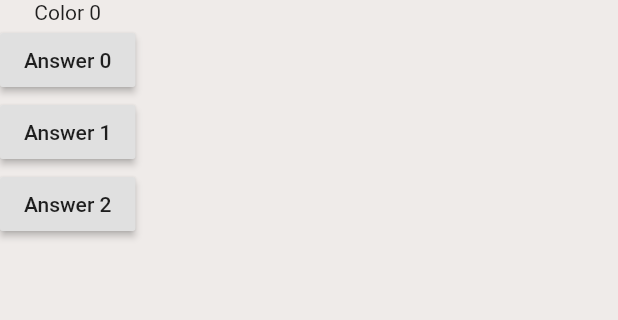
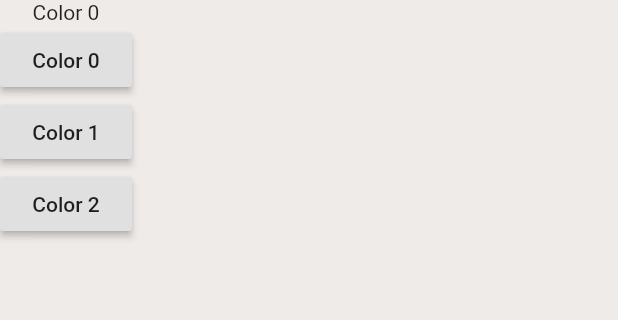
Before and after one commit to Anotheroption4726/flutter_firebase, a Flutter app: the screen it shows once a user with an empty profile is signed in, on a phone screen of 412 x 824 dp, the part 84-404 px from its top. Run offline on Flutter 3.47's test engine with Material 2 defaults, Android fonts, the phone set to English and light mode, and no system bars; our stand-ins replace firebase_auth; accounts and stored records are empty.

Commit message:
Color picker console

```diff
--- a/lib/screens/home/home.dart
+++ b/lib/screens/home/home.dart
@@ -1,8 +1,6 @@
 import 'package:flutter/material.dart';
 import 'package:flutter_firebase/services/auth.dart';
 
-//////////////////////////////////////////
-///
 class Home extends StatefulWidget{
   @override
   State<StatefulWidget> createState()
@@ -10,46 +8,33 @@ class Home extends StatefulWidget{
     return HomeState();
   }
 }
-///
-//////////////////////////////////////////
 
 class HomeState extends State<Home> {
 
   final AuthService _auth = AuthService();
 
-//////////////////////////////////////////
-///
-  int questionIndex = 0;
+  int colorIndex = 0;
 
-  var questions =
+  var colorChoice =
   [
     'Color 0',
     'Color 1',
     'Color 2'
   ];
-///
-//////////////////////////////////////////
 
   @override
   Widget build(BuildContext context) {
 
-//////////////////////////////////////////
-///
-    void answerQuestion()
-    {
-      print("color 0 chosen!");
-
-      if(questionIndex < 1)
+    void pickColor(int colorChosen)
     {
       setState(()
       {
-          questionIndex += 1;
-          print(questionIndex);
+        colorIndex = colorChosen;
+        print("$colorChoice[$colorIndex] chosen!");
+        //print(questionIndex);
       });
     }
-    }
-///
-/////////////////////////////////////////
+
     return Scaffold(
       backgroundColor: Colors.brown[50],
       appBar: AppBar(
@@ -67,30 +52,23 @@ class HomeState extends State<Home> {
           )
         ],
       ),
-
-/////////////////////////////////////////
-///
       body: Column(
         children: <Widget>[
-            Text(questions[questionIndex]),
+          Text(colorChoice[colorIndex]),
           RaisedButton(
-              child: Text('Answer 0'),
-              onPressed: answerQuestion
+            child: Text('Color 0'),
+            onPressed: () => pickColor(0)
           ),
           RaisedButton(
-              child: Text('Answer 1'),
-              onPressed: () => print("Color 1 chosen!")
+            child: Text('Color 1'),
+            onPressed: () => pickColor(1)
           ),
           RaisedButton(
-              child: Text('Answer 2'),
-              onPressed: () => {
-                print("Color 2 chosen!")
-              }
+            child: Text('Color 2'),
+            onPressed: () => pickColor(2)
           ),
         ],
       ),
-///
-////////////////////////////////////////
     );
   }
 }
```
Lines whose indentation alone changed are shown as unchanged.
